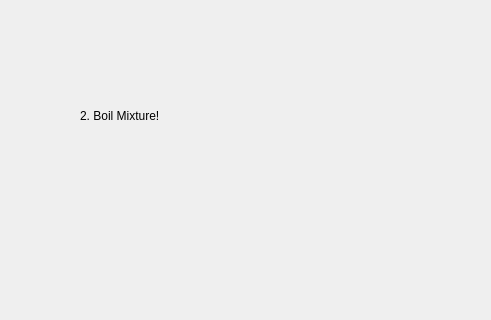
The window that mainwindow.ui (seojungood/Icecream-make-tutorial) describes before a commit, drawn with Qt 5; both pictures show x 0 to 491 and y 0 to 320 of the 800 by 621 pixel window.
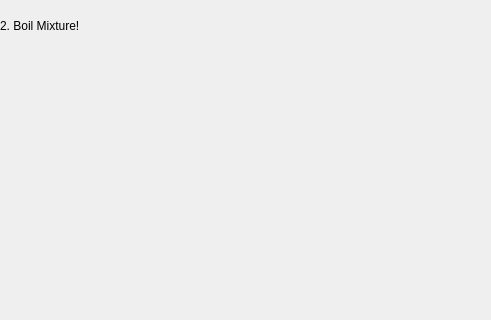
The same window after the commit. The open tabs and pages were chosen to show the change. Custom widgets are drawn as their Qt base class.

Commit message: Added images to the banners for each screen

```diff
--- a/mainwindow.ui
+++ b/mainwindow.ui
@@ -334,10 +334,10 @@
      <widget class="QLabel" name="label_3">
       <property name="geometry">
        <rect>
-        <x>80</x>
-        <y>85</y>
-        <width>251</width>
-        <height>61</height>
+        <x>0</x>
+        <y>4</y>
+        <width>300</width>
+        <height>44</height>
        </rect>
       </property>
       <property name="text">
```
Left out of the diff: 18 changed lines with no effect on the pictures. The commit also changes 5 other files.
